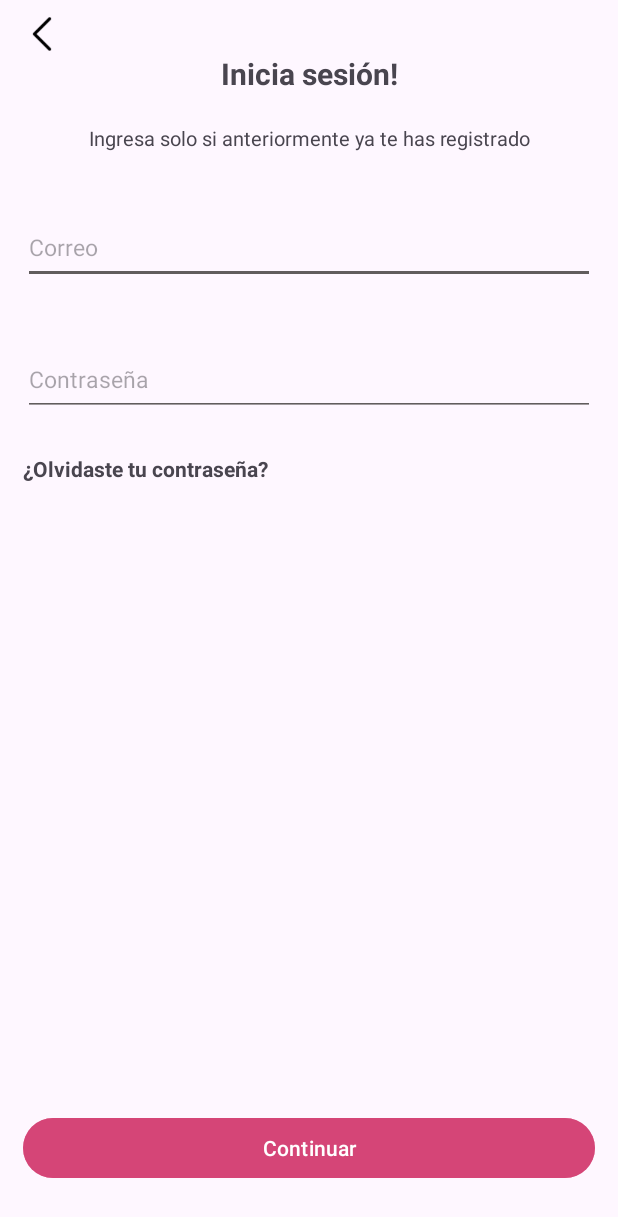
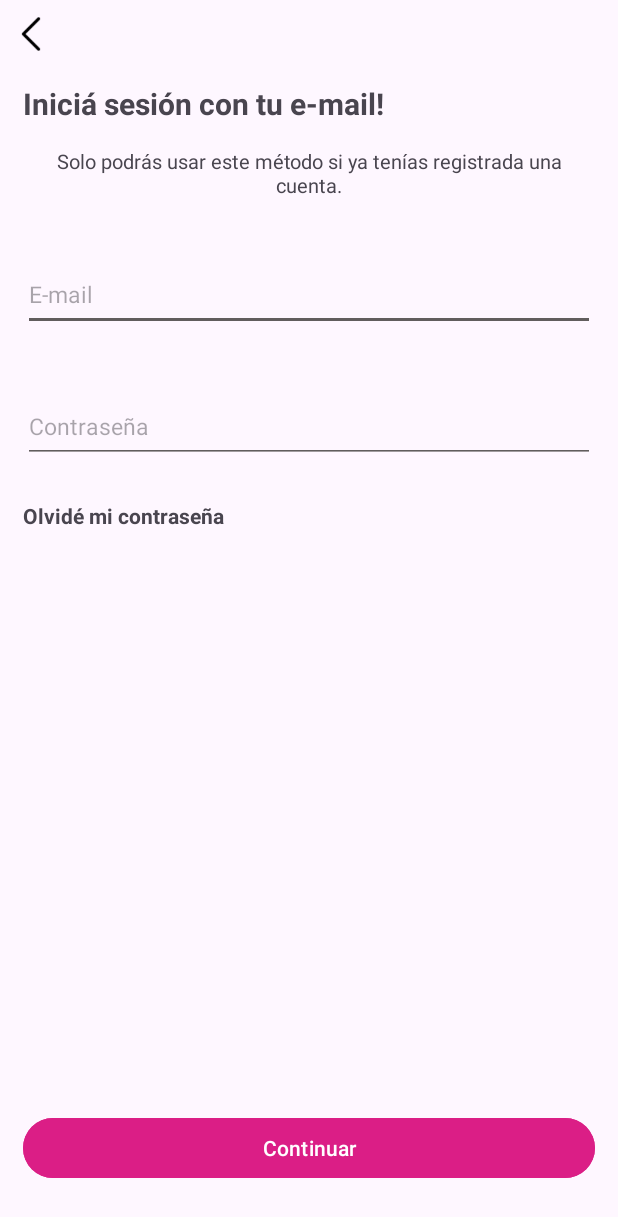
Before and after one commit to BeatrizGuadalupeDiaz/login_kotlin, an Android app: the screen it shows after launch (MainActivity), on a phone screen of 412 x 824 dp. Shown: the top 1217 px of the screen. Run offline under Robolectric (Android 15) with nearby library versions, the phone set to English and light mode, and no system bars.

Commit message:
finished desing

```diff
--- a/app/src/main/res/layout/activity_main.xml
+++ b/app/src/main/res/layout/activity_main.xml
@@ -10,22 +10,24 @@
         android:id="@+id/icon_back"
         android:layout_width="match_parent"
         android:layout_height="25dp"
-        android:layout_marginStart="15dp"
+        android:layout_marginStart="8dp"
         android:scaleType="fitStart"
         android:src="@drawable/icon_back"
         android:layout_marginVertical="10dp"
         app:layout_constraintEnd_toEndOf="parent"
         app:layout_constraintStart_toStartOf="parent"
         app:layout_constraintTop_toTopOf="parent"
-        />
+        tools:ignore="ContentDescription" />
 
     <TextView
         android:id="@+id/tv_title"
-        android:layout_width="wrap_content"
+        android:layout_width="match_parent"
         android:layout_height="wrap_content"
         android:text="@string/title"
         android:textStyle="bold"
         android:textSize="20sp"
+        android:layout_marginTop="20dp"
+        android:layout_marginStart="15sp"
         app:layout_constraintTop_toBottomOf="@id/icon_back"
         app:layout_constraintStart_toStartOf="parent"
         app:layout_constraintEnd_toEndOf="parent"
@@ -38,7 +40,7 @@
         android:text="@string/indications_login"
         android:textSize="13sp"
         android:textAlignment="center"
-        android:layout_marginTop="20dp"
+        android:layout_marginTop="15dp"
         android:layout_marginHorizontal="15sp"
         app:layout_constraintTop_toBottomOf="@id/tv_title"
         app:layout_constraintStart_toStartOf="parent"
@@ -58,7 +60,8 @@
         app:layout_constraintTop_toBottomOf="@id/tv_description"
         app:layout_constraintStart_toStartOf="parent"
         app:layout_constraintEnd_toEndOf="parent"
-        />
+        android:autofillHints=""
+        tools:ignore="VisualLintTextFieldSize" />
 
     <EditText
         android:id="@+id/et_password"
@@ -73,7 +76,8 @@
         app:layout_constraintTop_toBottomOf="@id/et_email"
         app:layout_constraintStart_toStartOf="parent"
         app:layout_constraintEnd_toEndOf="parent"
-        />
+        android:autofillHints=""
+        tools:ignore="VisualLintTextFieldSize" />
 
     <TextView
         android:id="@+id/tv_forgot_password"
@@ -104,9 +108,10 @@
         android:text="@string/btn_continue"
         android:backgroundTint="@color/pink"
         android:layout_marginHorizontal="15dp"
+        android:textColor="@color/white"
         app:layout_constraintStart_toStartOf="parent"
         app:layout_constraintEnd_toEndOf="parent"
         app:layout_constraintTop_toBottomOf="@id/line1"
-        />
+        tools:ignore="VisualLintButtonSize" />
 
 </androidx.constraintlayout.widget.ConstraintLayout>
--- a/app/src/main/res/values/colors.xml
+++ b/app/src/main/res/values/colors.xml
@@ -3,5 +3,5 @@
     <color name="black">#FF000000</color>
     <color name="white">#FFFFFFFF</color>
     <color name="grey">#615D5D</color>
-    <color name="pink">#ADD13268</color>
+    <color name="pink">#F8DC1E86</color>
 </resources>
--- a/app/src/main/res/values/strings.xml
+++ b/app/src/main/res/values/strings.xml
@@ -1,9 +1,9 @@
 <resources>
     <string name="app_name">login</string>
-    <string name="title">Inicia sesión!</string>
-    <string name="indications_login">Ingresa solo si anteriormente ya te has registrado</string>
-    <string name="email">Correo</string>
+    <string name="title">Iniciá sesión con tu e-mail!</string>
+    <string name="indications_login">Solo podrás usar este método si ya tenías registrada una cuenta.</string>
+    <string name="email">E-mail</string>
     <string name="password">Contraseña</string>
-    <string name="forgot_password">¿Olvidaste tu contraseña?</string>
+    <string name="forgot_password">Olvidé mi contraseña</string>
     <string name="btn_continue">Continuar</string>
 </resources>
```
